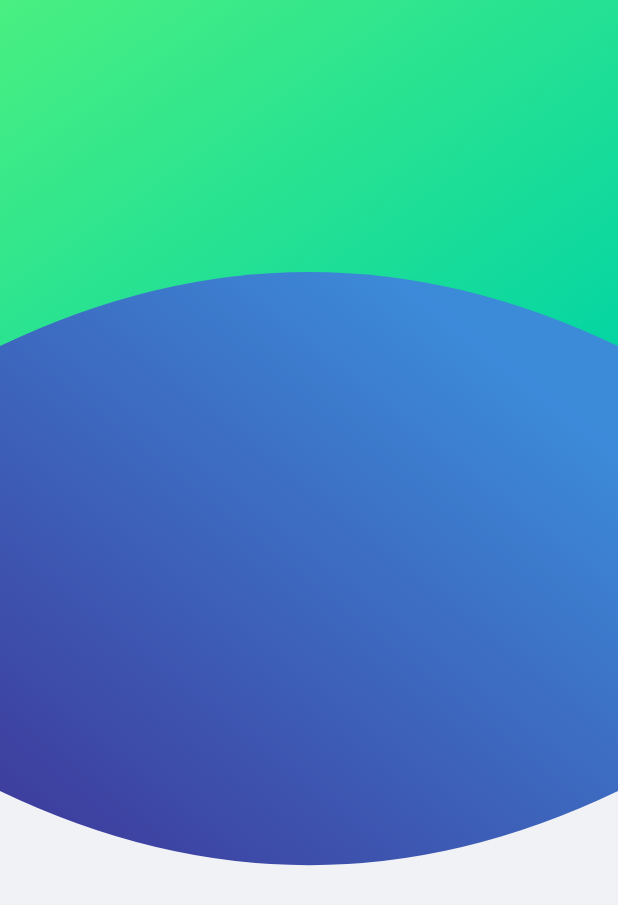
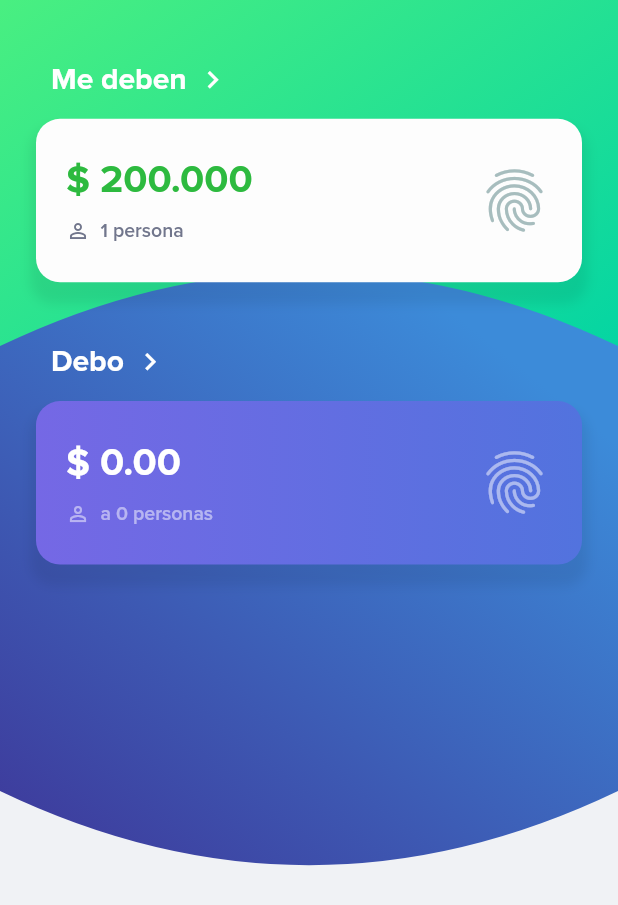
Before and after one commit to fabirt/debts-app, a Flutter app: the screen it shows after launch, on a phone screen of 412 x 824 dp. Shown: the top 905 px of the screen. Run offline on Flutter 3.47's test engine with Material 2 defaults, Android fonts, the phone set to English and light mode, and no system bars.

Commit message:
Creando tarjetas para el Home

```diff
--- a/lib/src/pages/home/home_page.dart
+++ b/lib/src/pages/home/home_page.dart
@@ -6,12 +6,42 @@ import 'package:debts_app/src/utils/index.dart' as utils;
 class HomePage extends StatelessWidget {
   @override
   Widget build(BuildContext context) {
+
+    final size = MediaQuery.of(context).size;
+
     return Scaffold(
       body: Stack(
         children: <Widget>[
-          Background()
+          Background(),
+          SafeArea(
+            child: Column(
+              children: <Widget>[
+                SizedBox(
+                  height: size.height * 0.05,
+                ),
+                DebtResumeCard(
+                  theme: DebtCardTheme.light,
+                  title: 'Me deben',
+                  value: '\$ 200.000',
+                  label: '1 persona',
+                  onPressed: (){},
+                ),
+                SizedBox(
+                  height: size.height * 0.05,
+                ),
+                DebtResumeCard(
+                  theme: DebtCardTheme.dark,
+                  title: 'Debo',
+                  value: '\$ 0.00',
+                  label: 'a 0 personas',
+                  onPressed: (){},
+                ),
+              ],
+            ),
+          )
         ],
       ),
+
     );
   }
 }
--- a/lib/src/utils/colors.dart
+++ b/lib/src/utils/colors.dart
@@ -2,12 +2,13 @@ import 'package:flutter/material.dart';
 
 
 class Colors {
-  static const persianBlue = Color(0xFF1825AD);
-  static const athensGray = Color(0xFFF0F2F5);
-  static const apple = Color(0xFF2DBA3F);
+  static const persianBlue    = Color(0xFF1825AD);
+  static const athensGray     = Color(0xFFF0F2F5);
+  static const apple          = Color(0xFF2DBA3F);
   static const mountainMeadow = Color(0xFF1EAA5D);
-  static const denim = Color(0xFF154FC2);
-  static const plantation = Color(0xFF2B5A50);
-  static const towerGray = Color(0xFFA7BDBE);
-  static const brightGray = Color(0xFF333A47);
+  static const denim          = Color(0xFF154FC2);
+  static const plantation     = Color(0xFF2B5A50);
+  static const towerGray      = Color(0xFFA7BDBE);
+  static const brightGray     = Color(0xFF333A47);
+  static const white          = Color(0xFFFDFDFD);
 }
--- /dev/null
+++ b/lib/src/widgets/debt_resume_card.dart
@@ -0,0 +1,168 @@
+import 'package:flutter/material.dart';
+import 'package:debts_app/src/utils/index.dart' as utils;
+
+enum DebtCardTheme { light, dark }
+
+class _DebtCardTheme {
+  Color valueColor;
+  Color labelColor;
+  Color iconColor;
+  BoxDecoration decoration;
+
+  _DebtCardTheme(DebtCardTheme debtCardTheme) {
+    if (debtCardTheme == DebtCardTheme.light) {
+      valueColor = utils.Colors.apple;
+      labelColor = Color(0xFF71768C);
+      iconColor = utils.Colors.towerGray;
+      decoration = BoxDecoration(
+        color: utils.Colors.white,
+        borderRadius: BorderRadius.circular(16.0),
+        boxShadow: [
+          BoxShadow(
+            offset: Offset(0.0, 10.0),
+            blurRadius: 6.0,
+            spreadRadius: 4.0,
+            color: Color.fromRGBO(0, 0, 0, 0.07),
+          ),
+        ],
+      );
+    } else {
+      valueColor = Colors.white;
+      labelColor = Color.fromRGBO(255, 255, 255, 0.5);
+      iconColor = Color.fromRGBO(255, 255, 255, 0.5);
+      decoration = BoxDecoration(
+        borderRadius: BorderRadius.circular(16.0),
+        boxShadow: [
+          BoxShadow(
+            offset: Offset(0.0, 10.0),
+            blurRadius: 6.0,
+            spreadRadius: 4.0,
+            color: Color.fromRGBO(0, 0, 0, 0.07),
+          ),
+        ],
+        gradient: LinearGradient(
+          colors: [Color(0xFF7568E5), Color(0xFF5273DE)]
+        )
+      );
+    }
+  }
+}
+
+class DebtResumeCard extends StatelessWidget {
+  final DebtCardTheme theme;
+  final String title;
+  final String value;
+  final String label;
+  final Function onPressed;
+
+  DebtResumeCard(
+      {this.theme, this.title, this.value, this.label, this.onPressed});
+
+  @override
+  Widget build(BuildContext context) {
+    final theme = new _DebtCardTheme(this.theme);
+
+    return Container(
+      margin: EdgeInsets.symmetric(horizontal: 24.0),
+      child: Column(
+        children: <Widget>[
+          _buildHeader(),
+          SizedBox(
+            height: 14.0,
+          ),
+          _buildCard(theme)
+        ],
+      ),
+    );
+  }
+
+  Widget _buildHeader() {
+    return Row(
+      children: <Widget>[
+        SizedBox(
+          width: 10.0,
+        ),
+        Text(
+          title,
+          style: TextStyle(
+            color: Colors.white,
+            fontSize: 20.0,
+            fontWeight: FontWeight.w700,
+          ),
+        ),
+        SizedBox(
+          width: 6.0,
+        ),
+        Icon(
+          Icons.chevron_right,
+          color: Colors.white,
+          size: 23.0,
+        )
+      ],
+    );
+  }
+
+  Widget _buildCard(_DebtCardTheme theme) {
+    return Container(
+      padding: EdgeInsets.symmetric(horizontal: 20.0, vertical: 26.0),
+      decoration: theme.decoration,
+      child: Row(
+        mainAxisAlignment: MainAxisAlignment.spaceBetween,
+        children: <Widget>[
+          _buildDeptColumn(theme),
+          _buildIconButton(theme),
+        ],
+      ),
+    );
+  }
+
+  Widget _buildDeptColumn(_DebtCardTheme theme) {
+    return Column(
+      crossAxisAlignment: CrossAxisAlignment.start,
+      children: <Widget>[
+        Text(
+          value,
+          style: TextStyle(
+            color: theme.valueColor,
+            fontSize: 26.0,
+            fontWeight: FontWeight.w700,
+          ),
+        ),
+        SizedBox(
+          height: 10.0,
+        ),
+        Row(
+          children: <Widget>[
+            Icon(
+              Icons.person_outline,
+              color: theme.labelColor,
+              size: 16.0,
+            ),
+            SizedBox(
+              width: 7.0,
+            ),
+            Text(
+              label,
+              style: TextStyle(
+                color: theme.labelColor,
+                fontSize: 13.0,
+                fontWeight: FontWeight.w600,
+              ),
+            ),
+          ],
+        ),
+      ],
+    );
+  }
+
+  Widget _buildIconButton(_DebtCardTheme theme) {
+    return InkWell(
+      onTap: onPressed,
+      child: Icon(
+        Icons.fingerprint,
+        color: theme.iconColor,
+        size: 50.0,
+      ),
+    );
+  }
+}
--- a/lib/src/widgets/index.dart
+++ b/lib/src/widgets/index.dart
@@ -1 +1,2 @@
 export 'package:debts_app/src/widgets/background_painter.dart';
+export 'package:debts_app/src/widgets/debt_resume_card.dart';
```
